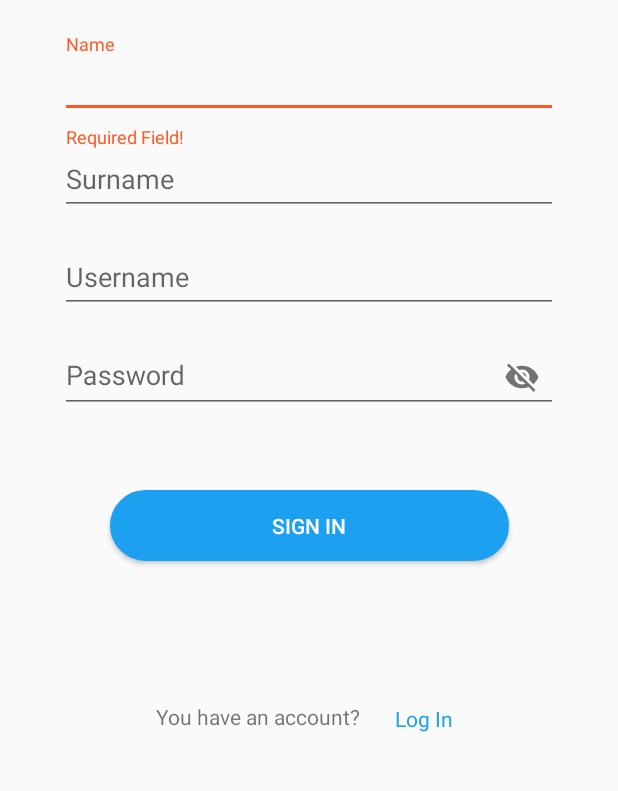
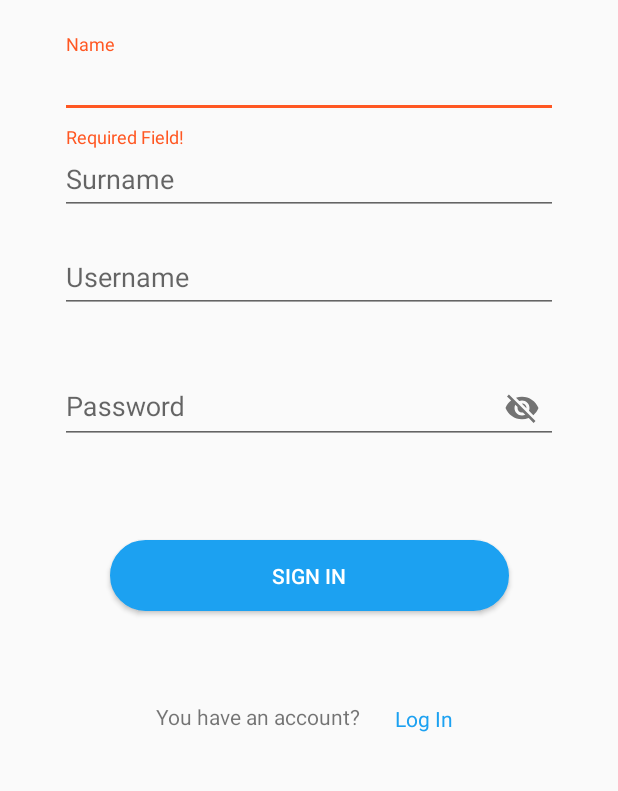
Before and after one commit to mistermboy/Miwtter, an Android app: the SignUpActivity screen opened directly, with no data from a screen before it, after a tap on "SIGN IN", on a phone screen of 412 x 824 dp, the part 343-1134 px from its top. Run offline under Robolectric (Android 15) with nearby library versions, the phone set to English and light mode, and no system bars; libraries missing offline, so code that uses them is left out: es.uniovi.miw.

Commit message:
el login peta willy arréglalo

```diff
--- a/src/miwtter-client-android/app/src/main/java/com/example/miwtter/SignUpActivity.kt
+++ b/src/miwtter-client-android/app/src/main/java/com/example/miwtter/SignUpActivity.kt
@@ -27,6 +27,7 @@ class SignUpActivity : AppCompatActivity() {
         binding.loginTxt.setOnClickListener{ startActivity(Intent(this,LoginActivity::class.java)) }
         binding.siginBtn.setOnClickListener{
 
+
             if (isValid()) {
                 val service = UsersServiceClient()
                 val name = binding.name.editText?.text.toString()
@@ -45,14 +46,13 @@ class SignUpActivity : AppCompatActivity() {
                     Miwtter.RegisterUserResponse.ResponseStatus.USER_CREATED -> {
                         Log.i("USER_CREATED", "Name: " + name + " Surname: " + surname + " Username: " + username + " Password: " + password)
                         startActivity(Intent(this, LoginActivity::class.java))
+                        Toast.makeText(this, "Succesfully registered!", Toast.LENGTH_SHORT).show()
                     }
                     Miwtter.RegisterUserResponse.ResponseStatus.USERNAME_ALREADY_EXISTS ->{
                         binding.username.error = "Username already exists"
                         binding.username.requestFocus()
                     }
                 }
-            }else {
-                Toast.makeText(this, "errors", Toast.LENGTH_SHORT).show()
             }
 
         }
--- a/src/miwtter-client-android/app/src/main/res/layout/activity_login.xml
+++ b/src/miwtter-client-android/app/src/main/res/layout/activity_login.xml
@@ -18,6 +18,7 @@
         android:layout_marginStart="24dp"
         android:layout_marginTop="300dp"
         android:layout_marginEnd="24dp"
+        app:errorEnabled="true"
         android:hint="@string/prompt_username"
         android:inputType="textEmailAddress"
         android:selectAllOnFocus="true"
@@ -40,6 +41,7 @@
         android:layout_marginTop="8dp"
         android:layout_marginEnd="24dp"
         android:hint="@string/prompt_password"
+        app:errorEnabled="true"
         android:imeActionLabel="@string/action_sign_in_short"
         android:imeOptions="actionDone"
         android:inputType="textPassword"
--- a/src/miwtter-client-android/app/src/main/res/layout/activity_signup.xml
+++ b/src/miwtter-client-android/app/src/main/res/layout/activity_signup.xml
@@ -42,6 +42,7 @@
         android:layout_marginEnd="24dp"
         android:hint="@string/prompt_surname"
         android:selectAllOnFocus="true"
+        app:errorEnabled="true"
         app:layout_constraintEnd_toEndOf="parent"
         app:layout_constraintStart_toStartOf="parent"
         app:layout_constraintTop_toTopOf="parent" >
@@ -62,6 +63,7 @@
         android:layout_marginEnd="24dp"
         android:hint="@string/prompt_username"
         android:selectAllOnFocus="true"
+        app:errorEnabled="true"
         app:layout_constraintEnd_toEndOf="parent"
         app:layout_constraintStart_toStartOf="parent"
         app:layout_constraintTop_toTopOf="parent" >
@@ -80,6 +82,7 @@
         android:layout_marginTop="8dp"
         android:layout_marginEnd="24dp"
         android:hint="@string/prompt_password"
+        app:errorEnabled="true"
         android:imeActionLabel="@string/action_sign_in_short"
         android:imeOptions="actionDone"
         android:inputType="textPassword"
```
Also changed, not shown: src/miwtter-client-android/app/src/main/java/com/example/miwtter/LoginActivity.kt (+50 -1 lines), src/miwtter-client-android/app/src/main/java/es/uniovi/miw/miwtter/clients/UsersServiceClient.kt (+5 -5 lines).
